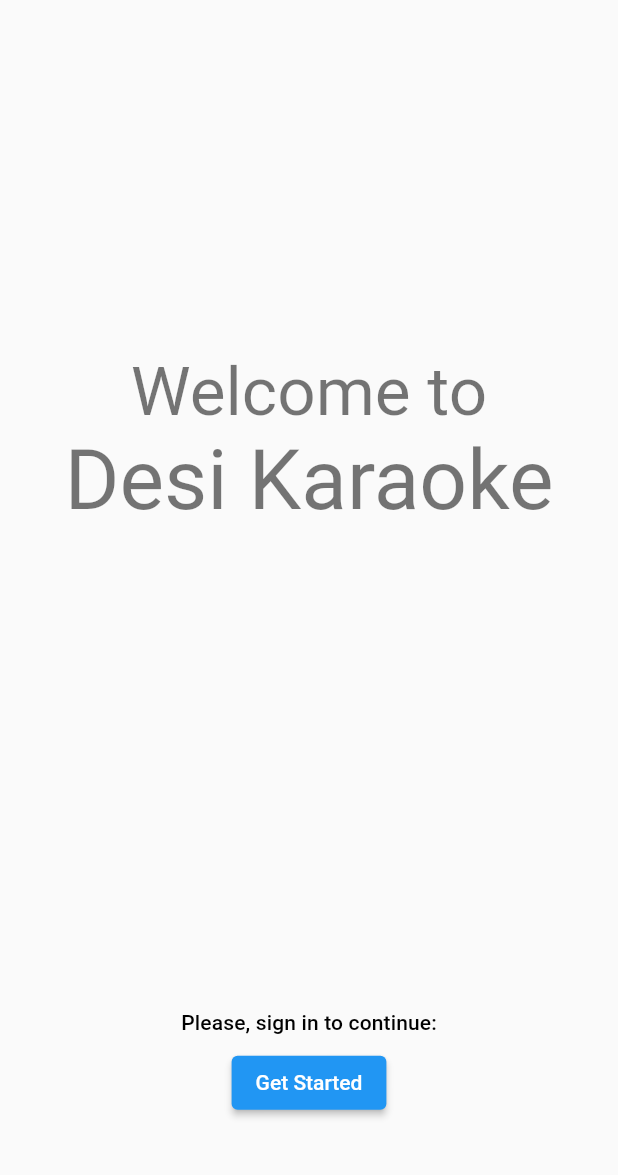
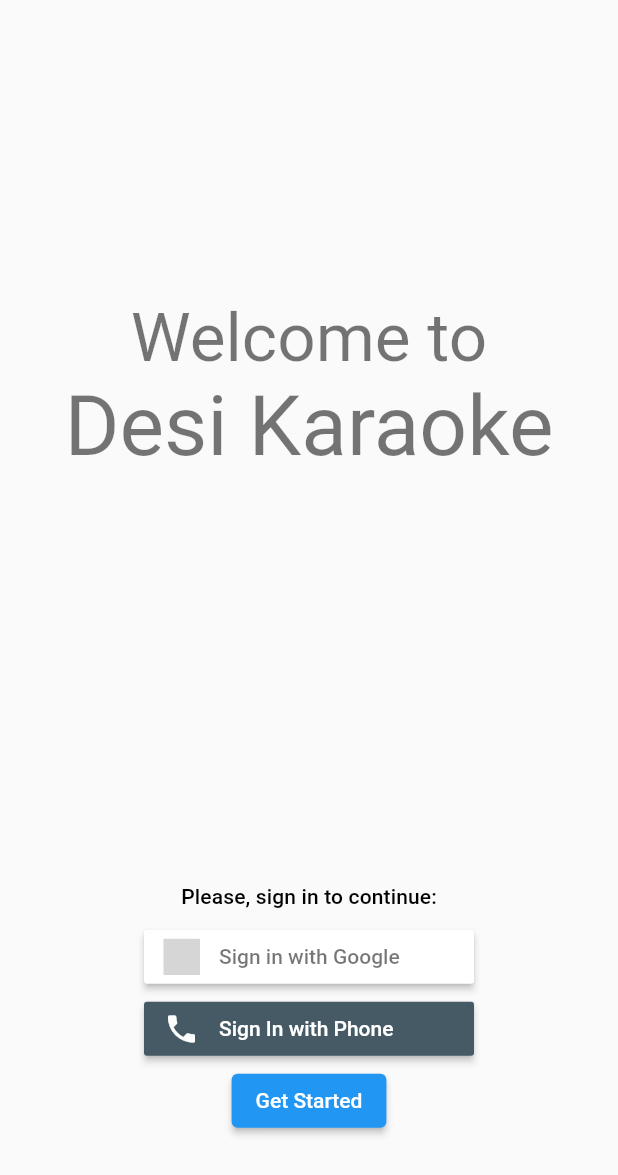
Before and after one commit to taposhsingha/newdesikaraoke, a Flutter app: the screen it shows after launch, after a tap on "Get Started", on a phone screen of 412 x 824 dp. Shown: the top 1175 px of the screen. Run offline on Flutter 3.47's test engine with Material 2 defaults, Android fonts, the phone set to English and light mode, and no system bars; our stand-ins replace another_flushbar, badges, cloud_firestore, connectivity, firebase_auth, firebase_core and 7 more; missing offline and left inert: charset, firebase_ui_auth, flu_wake_lock, flutter_device_type; accounts and stored records are empty; generated files the repository leaves out were written again; network calls fail; statements that could not run were skipped; grey boxes are pictures that could not be loaded.

Commit message:
added signin methods

```diff
--- a/desi_karaoke/lib/LoginScreen.dart
+++ b/desi_karaoke/lib/LoginScreen.dart
@@ -7,6 +7,7 @@ import 'package:flutter_signin_button/button_builder.dart';
 import 'package:flutter_signin_button/button_view.dart';
 import 'package:flutter_signin_button/flutter_signin_button.dart';
 import 'package:google_sign_in/google_sign_in.dart';
+import 'package:firebase_ui_auth/firebase_ui_auth.dart';
 
 class LoginScreen extends StatelessWidget {
   static const MethodChannel _channel = const MethodChannel('firebase_auth_ui');
@@ -64,19 +65,22 @@ class _LoginPageState extends State<LoginPage> {
                     style: Theme.of(context).textTheme.titleSmall,
                   ),
                 ),
-                // SignInButton(
-                //   Buttons.Google,
-                //   onPressed: () {
-                //     _handleSignIn();
-                //   }, // default: false
-                // ),
-                // SignInButtonBuilder(
-                //   text: "Sign In with Phone",
-                //   backgroundColor: Colors.blueGrey[700],
-                //   onPressed: () {},
-                //   icon: Icons.phone,
-                // ),
-                ElevatedButton(child: Text("Get Started"),onPressed: launchNativeSignInUi,)
+                SignInButton(
+                  Buttons.Google,
+                  onPressed: () {
+                    _handleSignIn;
+                  }, // default: false
+                ),
+                SignInButtonBuilder(
+                  text: "Sign In with Phone",
+                  backgroundColor: Colors.blueGrey[700]!,
+                  onPressed: () {},
+                  icon: Icons.phone,
+                ),
+                ElevatedButton(
+                  child: Text("Get Started"),
+                  onPressed: launchNativeSignInUi,
+                )
               ],
             ),
             Spacer(
@@ -89,18 +93,19 @@ class _LoginPageState extends State<LoginPage> {
   }
 
   void _handleSignIn(user) async {
-    // final GoogleSignInAccount googleUser = await _googleSignIn.signIn();
-    // final GoogleSignInAuthentication googleAuth =
-    //     await googleUser.authentication;
+    final GoogleSignInAccount? googleUser = await _googleSignIn.signIn();
+    final GoogleSignInAuthentication? googleAuth =
+        await googleUser?.authentication;
 
-    // final AuthCredential credential = GoogleAuthProvider.getCredential(
-    //   accessToken: googleAuth.accessToken,
-    //   idToken: googleAuth.idToken,
-    // );
 
-    // final User user = (await _auth.signInWithCredential(credential)).user;
-    // print(user.uid);
-    userRef = FirebaseDatabase.instance.ref().child("users/${user.uid}");
+    final credential = GoogleAuthProvider.credential(
+      accessToken: googleAuth?.accessToken,
+      idToken: googleAuth?.idToken,
+    );
+
+    final user = (await FirebaseAuth.instance.signInWithCredential(credential)).user;
+    print(user?.uid);
+    userRef = FirebaseDatabase.instance.ref().child("users/${user?.uid}");
 
     userRef.once().then((data) {
       if (data.snapshot.value == null) {
@@ -193,8 +198,7 @@ class _LoginPageState extends State<LoginPage> {
   }
 
   launchNativeSignInUi() {
-
-    /*FirebaseAuthUi.instance().launchAuth([
+    FirebaseAuthUi.instance().launchAuth([
       // AuthProvider.email(),
       // Google ,facebook, twitter and phone auth providers are commented because this example
       // isn't configured to enable them. Please follow the README and uncomment
@@ -206,7 +210,6 @@ class _LoginPageState extends State<LoginPage> {
       AuthProvider.phone(),
     ]).then((firebaseUser) {
       _handleSignIn(firebaseUser);
-
     }).catchError((error) {
       if (error is PlatformException) {
         setState(() {
@@ -217,6 +220,6 @@ class _LoginPageState extends State<LoginPage> {
           }
         });
       }
-        });*/
+    });
   }
 }
```
Lines whose indentation alone changed are shown as unchanged.
